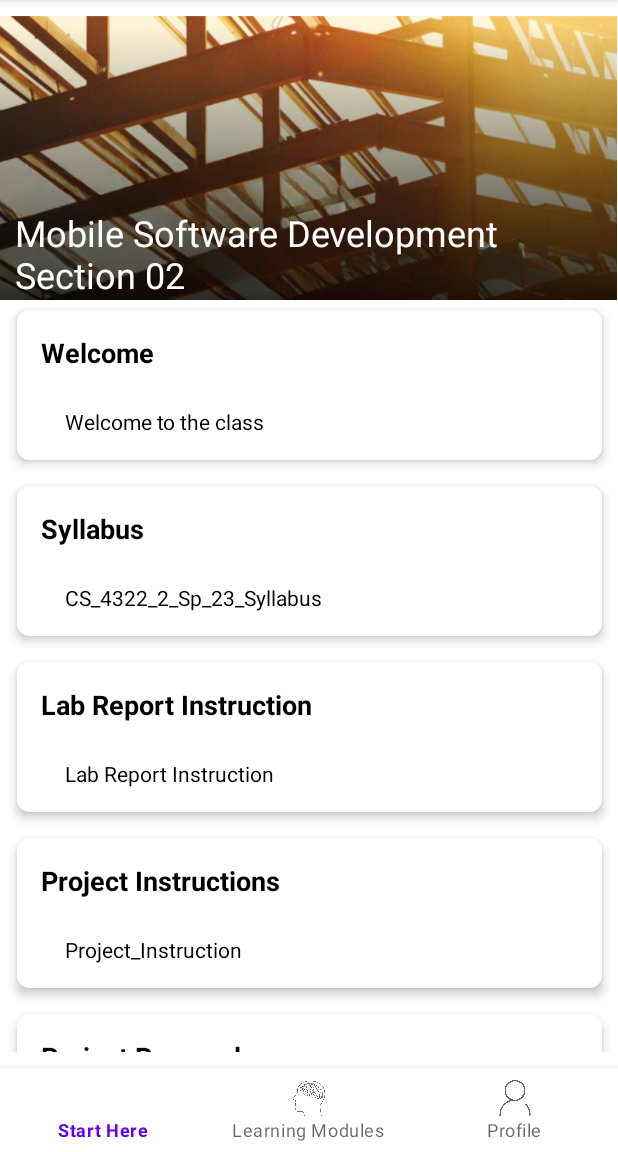
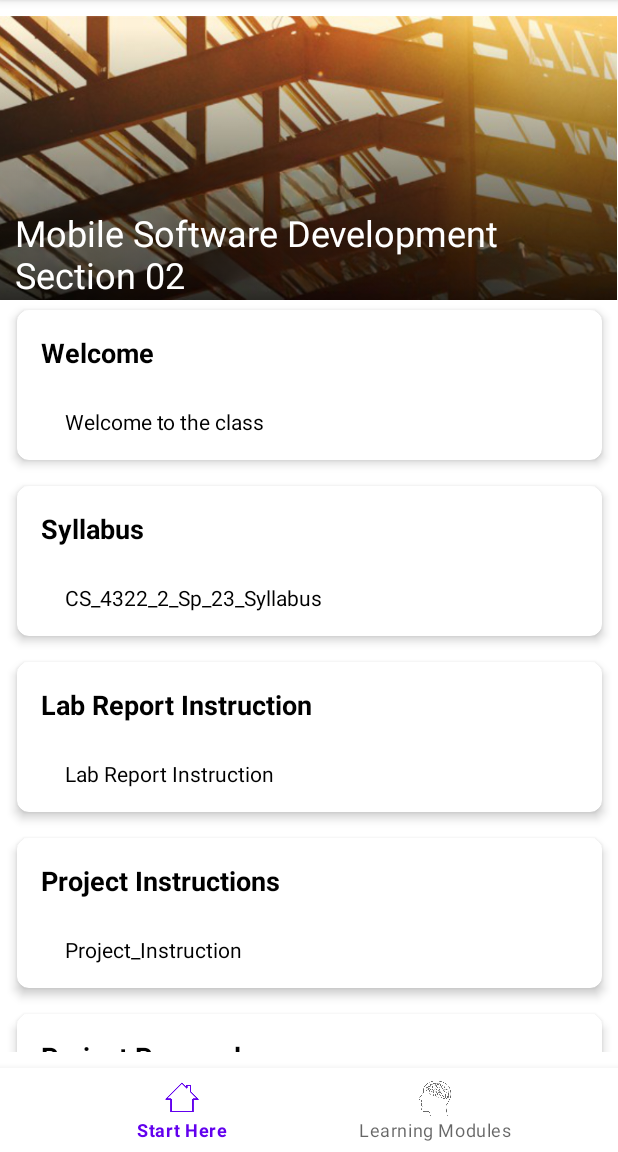
Before and after one commit to rbillups/D2l_MsdProject, an Android app: the appMainFragment screen opened through its navigation route, on a phone screen of 412 x 824 dp, the part 84-1236 px from its top. Run offline under Robolectric (Android 15) with nearby library versions, the phone set to English and light mode, and no system bars; our stand-ins replace Firebase (no records; nobody signed in at launch, a user with empty details on screens opened directly), data binding.

Commit message:
Added access to start here pages and remove/updated navigation menu

```diff
--- a/app/src/main/java/com/example/d2l_msdproject/ui/adapters/LessonAdapter.kt
+++ b/app/src/main/java/com/example/d2l_msdproject/ui/adapters/LessonAdapter.kt
@@ -35,6 +35,7 @@ class LessonAdapter(private val context: Context, private val lessons: List<Modu
 
         // Put the data in the bundle, with a key-value pair
         bundle.putInt("itemNum", position+1)
+        bundle.putBoolean("startHere?", false)
         // Set click listener on subSection1TextView
 
         holder.subSection1TextView.setOnClickListener {
--- a/app/src/main/java/com/example/d2l_msdproject/ui/adapters/StartAdapter.kt
+++ b/app/src/main/java/com/example/d2l_msdproject/ui/adapters/StartAdapter.kt
@@ -1,15 +1,22 @@
 package com.example.d2l_msdproject.ui.adapters
 
 import android.content.Context
+import android.content.Intent
+import android.os.Bundle
+import android.util.Log
 import android.view.LayoutInflater
 import android.view.View
 import android.view.ViewGroup
+import android.webkit.WebViewClient
 import android.widget.TextView
+import android.widget.Toast
 import androidx.cardview.widget.CardView
+import androidx.navigation.findNavController
 import androidx.recyclerview.widget.RecyclerView
 import com.example.d2l_msdproject.R
 import com.example.d2l_msdproject.ui.StartHereSections
 import com.example.d2l_msdproject.ui.adapters.StartAdapter.StartViewHolder
+import com.google.firebase.database.*
 
 class StartAdapter (private val context: Context, private val sections: List<StartHereSections>) :
     RecyclerView.Adapter<StartViewHolder>() {
@@ -24,6 +31,17 @@ class StartAdapter (private val context: Context, private val sections: List<Sta
         val section = sections[position]
         holder.sectionTextView.text = section.title
         holder.sectionDescriptionTextView.text = section.file
+
+        val bundle = Bundle()
+
+        bundle.putBoolean("Slides?",false)
+        bundle.putInt("itemNum", position+1)
+        bundle.putBoolean("startHere?",true)
+
+        holder.cardView.setOnClickListener {
+            it.findNavController()?.navigate(R.id.action_appMainFragment_to_webViewModule,bundle)
+        }
+
     }
 
     override fun getItemCount(): Int {
--- a/app/src/main/java/com/example/d2l_msdproject/ui/appMainFragment.kt
+++ b/app/src/main/java/com/example/d2l_msdproject/ui/appMainFragment.kt
@@ -48,7 +48,7 @@ class appMainFragment : Fragment() {
             when (menuItem.itemId) {
                 R.id.startHereBottomNav -> viewPager.currentItem = 0
                 R.id.learningModBottomNav -> viewPager.currentItem = 1
-                R.id.profileBottomNav -> viewPager.currentItem=2
+//                R.id.profileBottomNav -> viewPager.currentItem=2
             }
             true
         }
--- a/app/src/main/res/menu/my_navigation_items.xml
+++ b/app/src/main/res/menu/my_navigation_items.xml
@@ -3,16 +3,16 @@
 
     <item
         android:id="@+id/startHereBottomNav"
-        android:title="@string/start_here"/>
-<!--        android:icon="@drawable/"-->
+        android:title="@string/start_here"
+        android:icon="@drawable/starthere"/>
     <item
         android:id="@+id/learningModBottomNav"
         android:title="@string/learning_modules"
         android:icon="@drawable/learning"/>
 
-    <item
-        android:id="@+id/profileBottomNav"
-        android:title="@string/profile"
-        android:icon="@drawable/profile"/>
+<!--    <item-->
+<!--        android:id="@+id/profileBottomNav"-->
+<!--        android:title="@string/profile"-->
+<!--        android:icon="@drawable/profile"/>-->
 
 </menu>
--- a/app/src/main/res/values/strings.xml
+++ b/app/src/main/res/values/strings.xml
@@ -37,7 +37,7 @@
     <string name="lesson12">L12: Repository pattern and WorkManager</string>
     <string name="lesson13">L13: App UI Design</string>
 
-<!--    Start Here Section Titles & File Names -->
+    <!--    Start Here Section Titles & File Names -->
     <string name="section1">Welcome</string>
     <string name="section2">Syllabus</string>
     <string name="section3">Lab Report Instruction</string>
```
Also changed, not shown: app/src/main/java/com/example/d2l_msdproject/ui/webViewModule.kt (+37 -7 lines), app/src/main/res/drawable/starthere.png (added). Lines whose indentation alone changed are shown as unchanged.
